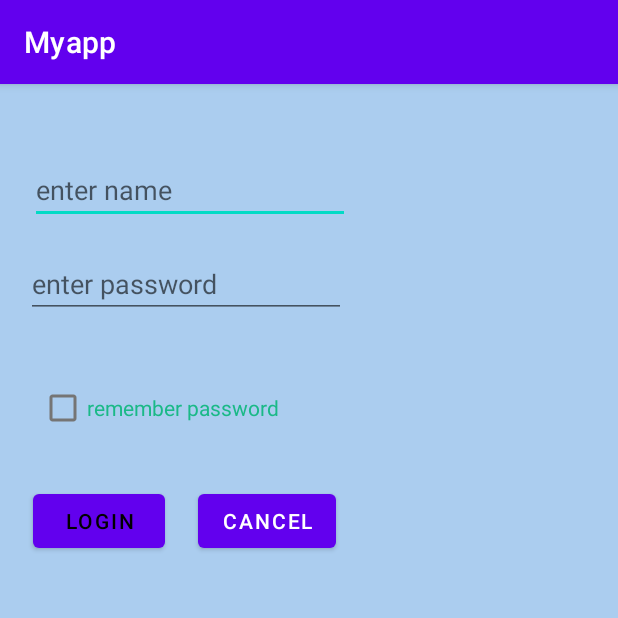
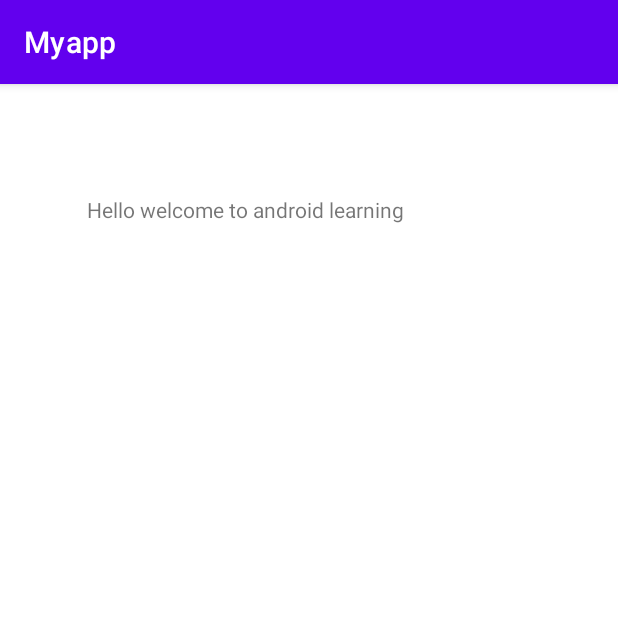
Before and after one commit to abdultanveer/Myapp, an Android app: the screen it shows after launch (MainActivity before the commit, HomeActivity after it), after a tap on "LOGIN", on a phone screen of 412 x 824 dp, the top half of it. Run offline under Robolectric (Android 15) with nearby library versions, the phone set to English and light mode, and no system bars.

Commit message:
startactivity

```diff
--- a/app/src/main/AndroidManifest.xml
+++ b/app/src/main/AndroidManifest.xml
@@ -9,6 +9,7 @@
         android:roundIcon="@mipmap/ic_launcher_round"
         android:supportsRtl="true"
         android:theme="@style/Theme.Myapp">
+        <activity android:name=".HomeActivity"></activity>
         <activity android:name=".MainActivity">
             <intent-filter>
                 <action android:name="android.intent.action.MAIN" />
--- /dev/null
+++ b/app/src/main/java/com/next/myapp/HomeActivity.java
@@ -0,0 +1,14 @@
+package com.next.myapp;
+
+import androidx.appcompat.app.AppCompatActivity;
+
+import android.os.Bundle;
+
+public class HomeActivity extends AppCompatActivity {
+
+    @Override
+    protected void onCreate(Bundle savedInstanceState) {
+        super.onCreate(savedInstanceState);
+        setContentView(R.layout.activity_home);
+    }
+}
--- a/app/src/main/java/com/next/myapp/MainActivity.java
+++ b/app/src/main/java/com/next/myapp/MainActivity.java
@@ -2,6 +2,7 @@ package com.next.myapp;
 
 import androidx.appcompat.app.AppCompatActivity;
 
+import android.content.Intent;
 import android.os.Bundle;
 import android.view.View;
 import android.widget.Toast;
@@ -18,8 +19,9 @@ public class MainActivity extends AppCompatActivity {
 
         switch (view.getId()){
             case R.id.buttonlogin:
-                Toast.makeText(this, "login successful", Toast.LENGTH_SHORT).show();
-
+              //  Toast.makeText(this, "login successful", Toast.LENGTH_SHORT).show();
+                Intent hIntent = new Intent(MainActivity.this,HomeActivity.class);
+                startActivity(hIntent);
                 break;
             case R.id.buttoncancel:
                 Toast.makeText(this, "cancelled", Toast.LENGTH_SHORT).show();
--- /dev/null
+++ b/app/src/main/res/layout/activity_home.xml
@@ -0,0 +1,18 @@
+<?xml version="1.0" encoding="utf-8"?>
+<androidx.constraintlayout.widget.ConstraintLayout xmlns:android="http://schemas.android.com/apk/res/android"
+    xmlns:app="http://schemas.android.com/apk/res-auto"
+    xmlns:tools="http://schemas.android.com/tools"
+    android:layout_width="match_parent"
+    android:layout_height="match_parent"
+    tools:context=".HomeActivity">
+
+    <TextView
+        android:id="@+id/textView"
+        android:layout_width="wrap_content"
+        android:layout_height="wrap_content"
+        android:layout_marginStart="58dp"
+        android:layout_marginTop="74dp"
+        android:text="Hello welcome to android learning"
+        app:layout_constraintStart_toStartOf="parent"
+        app:layout_constraintTop_toTopOf="parent" />
+</androidx.constraintlayout.widget.ConstraintLayout>
--- a/app/src/main/res/layout/activity_main.xml
+++ b/app/src/main/res/layout/activity_main.xml
@@ -48,7 +48,7 @@
         android:layout_width="wrap_content"
         android:layout_height="wrap_content"
         android:layout_marginStart="22dp"
-        android:text="login"
+        android:text="@string/login"
         android:onClick="mobiClickHandler"
         app:layout_constraintBaseline_toBaselineOf="@+id/buttoncancel"
         app:layout_constraintStart_toStartOf="parent" />
--- a/app/src/main/res/values/strings.xml
+++ b/app/src/main/res/values/strings.xml
@@ -3,4 +3,5 @@
     <string name="inputname">enter name</string>
     <string name="inputPwd">enter password</string>
     <string name="remPwd">remember password</string>
+    <string name="login">login</string>
 </resources>
```
Also changed, not shown: 1 other file.
